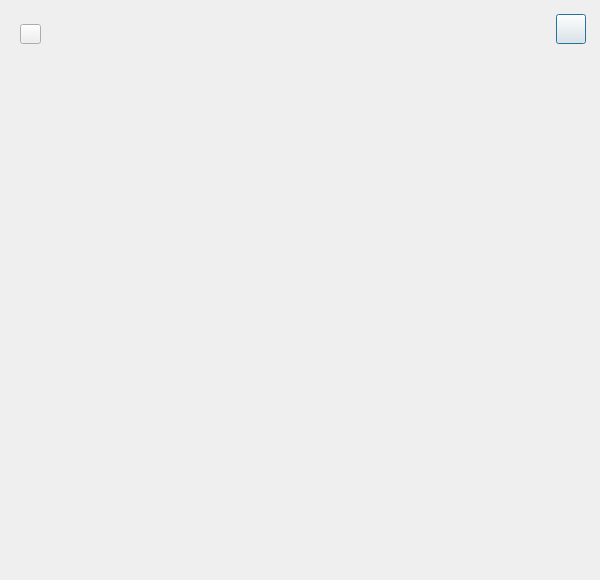
First picture: the form in src/citycollectionwidget.ui, repository UbuntuKylin/indicator-china-weather, before the edit.
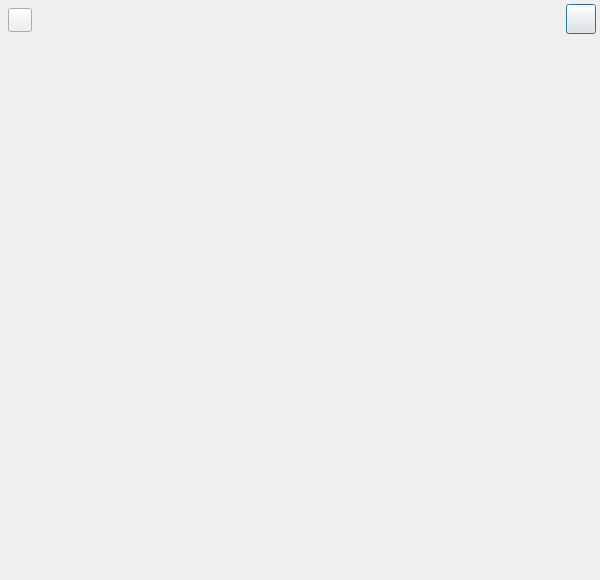
Second picture: the form after the edit.

What changed in the file:
```diff
--- a/src/citycollectionwidget.ui
+++ b/src/citycollectionwidget.ui
@@ -16,8 +16,8 @@
   <widget class="QLabel" name="lbLeftUpTitle">
    <property name="geometry">
     <rect>
-     <x>46</x>
-     <y>24</y>
+     <x>40</x>
+     <y>10</y>
      <width>121</width>
      <height>17</height>
     </rect>
@@ -29,8 +29,8 @@
   <widget class="QPushButton" name="btnCancel">
    <property name="geometry">
     <rect>
-     <x>556</x>
-     <y>14</y>
+     <x>566</x>
+     <y>4</y>
      <width>30</width>
      <height>30</height>
     </rect>
@@ -91,10 +91,10 @@
   <widget class="QPushButton" name="lbLeftUpIcon">
    <property name="geometry">
     <rect>
-     <x>20</x>
-     <y>24</y>
-     <width>21</width>
-     <height>20</height>
+     <x>8</x>
+     <y>8</y>
+     <width>24</width>
+     <height>24</height>
     </rect>
    </property>
    <property name="text">
```
